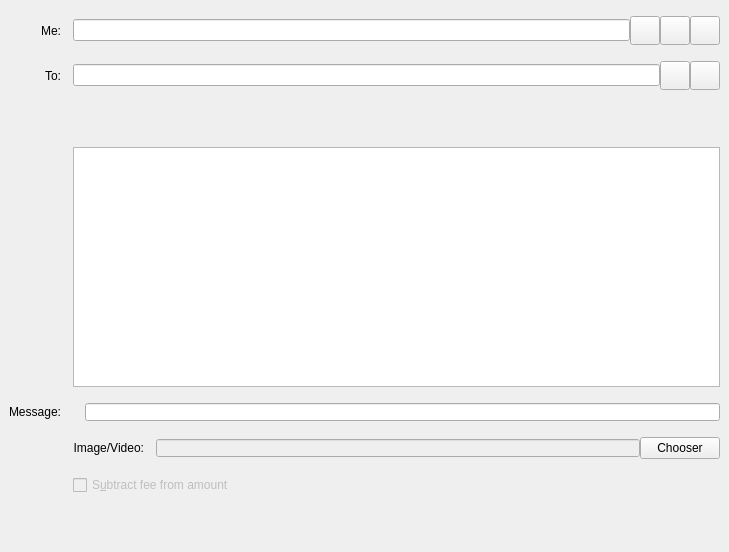
HTHcoin/helpthehomelesscoin, file src/qt/forms/chatentry.ui: the form before one commit.
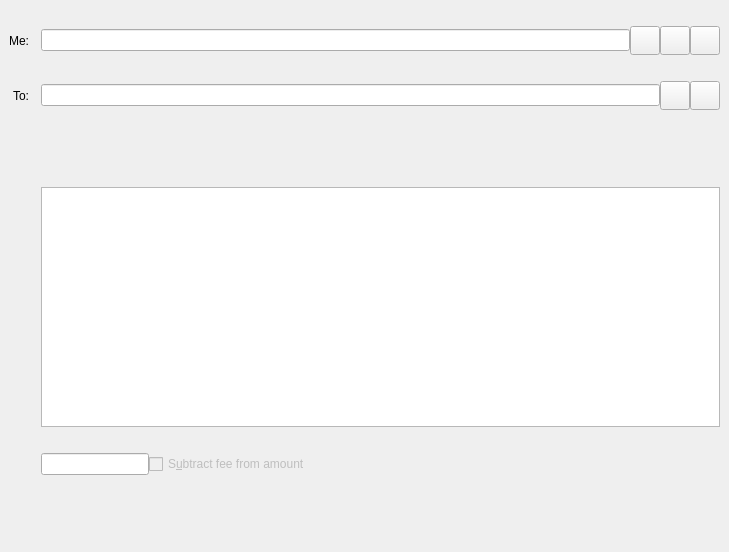
The form after the commit. Custom widgets are drawn as their Qt base class.

What changed in the file:
```diff
--- a/src/qt/forms/chatentry.ui
+++ b/src/qt/forms/chatentry.ui
@@ -212,19 +212,6 @@
       </property>
      </widget>
     </item>
-    <item row="11" column="0">
-     <widget class="QLabel" name="Labelimgbase64">
-      <property name="text">
-       <string>Message:</string>
-      </property>
-      <property name="alignment">
-       <set>Qt::AlignRight|Qt::AlignTrailing|Qt::AlignVCenter</set>
-      </property>
-      <property name="buddy">
-       <cstring>Imgbase64Edit</cstring>
-      </property>
-     </widget>
-    </item>
     <item row="15" column="1">
      <widget class="QLabel" name="messageTextLabel">
       <property name="maximumSize">
@@ -249,22 +236,6 @@
       <property name="leftMargin">
        <number>0</number>
       </property>
-      <item>
-       <widget class="QLineEdit" name="Imgbase64Edit">
-        <property name="enabled">
-         <bool>true</bool>
-        </property>
-        <property name="toolTip">
-         <string>Enter a message to send.</string>
-        </property>
-        <property name="styleSheet">
-         <string notr="true">margin-left:12px</string>
-        </property>
-        <property name="maxLength">
-         <number>3000000</number>
-        </property>
-       </widget>
-      </item>
      </layout>
     </item>
     <item row="13" column="1">
@@ -275,39 +246,12 @@
       <property name="leftMargin">
        <number>0</number>
       </property>
-      <item>
-       <widget class="QLabel" name="Imagelabel">
-        <property name="text">
-         <string>Image/Video:</string>
-        </property>
-        <property name="alignment">
-         <set>Qt::AlignRight|Qt::AlignTrailing|Qt::AlignVCenter</set>
-        </property>
-       </widget>
-      </item>
-      <item>
-       <widget class="QLineEdit" name="FileNamesTxt">
-        <property name="enabled">
-         <bool>false</bool>
-        </property>
-        <property name="styleSheet">
-         <string notr="true">margin-left:12px</string>
-        </property>
-       </widget>
-      </item>
-      <item>
-       <widget class="QPushButton" name="chooserButton">
-        <property name="text">
-         <string>Chooser</string>
-        </property>
-       </widget>
-      </item>
      </layout>
     </item>
     <item row="14" column="1">
      <layout class="QHBoxLayout" name="horizontalLayoutAmount" stretch="0,1">
       <item>
-       <widget class="BitcoinAmountField" name="payAmount" native="true">
+       <widget class="BitcoinAmountField" name="payAmount">
         <property name="enabled">
          <bool>true</bool>
         </property>
@@ -1362,17 +1306,17 @@
   </widget>
  </widget>
  <customwidgets>
+  <customwidget>
+   <class>QValidatedLineEdit</class>
+   <extends>QLineEdit</extends>
+   <header>qvalidatedlineedit.h</header>
+  </customwidget>
   <customwidget>
    <class>BitcoinAmountField</class>
-   <extends>QWidget</extends>
+   <extends>QLineEdit</extends>
    <header>bitcoinamountfield.h</header>
    <container>1</container>
   </customwidget>
-  <customwidget>
-   <class>QValidatedLineEdit</class>
-   <extends>QLineEdit</extends>
-   <header>qvalidatedlineedit.h</header>
-  </customwidget>
  </customwidgets>
  <tabstops>
   <tabstop>addressBookButton</tabstop>
```
Left out of the diff: 4 changed lines with no effect on the pictures.
